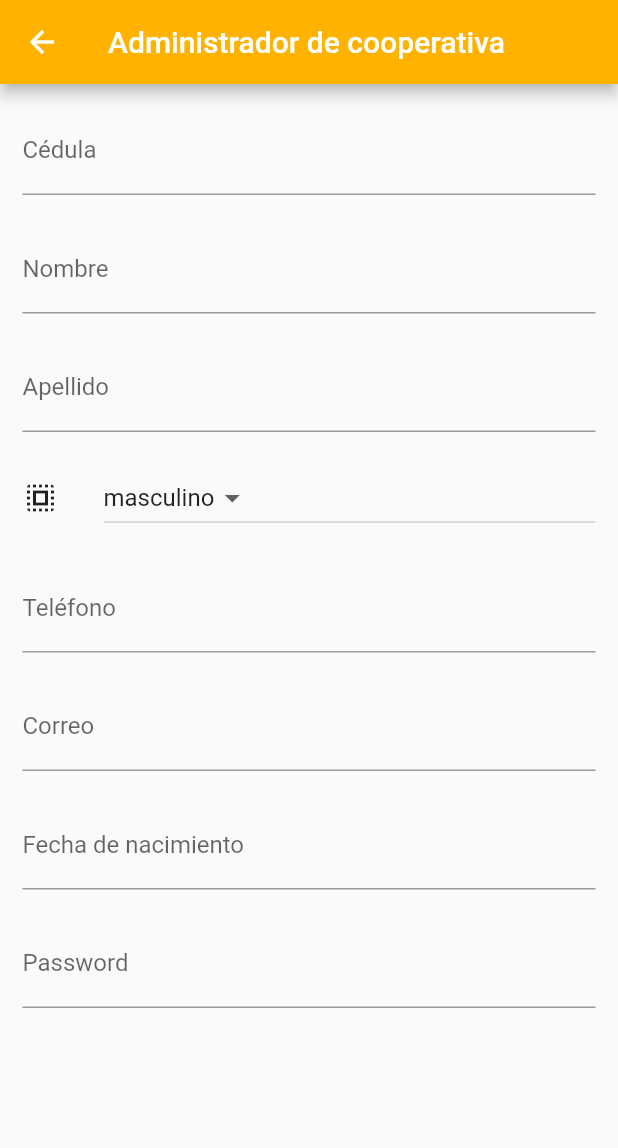
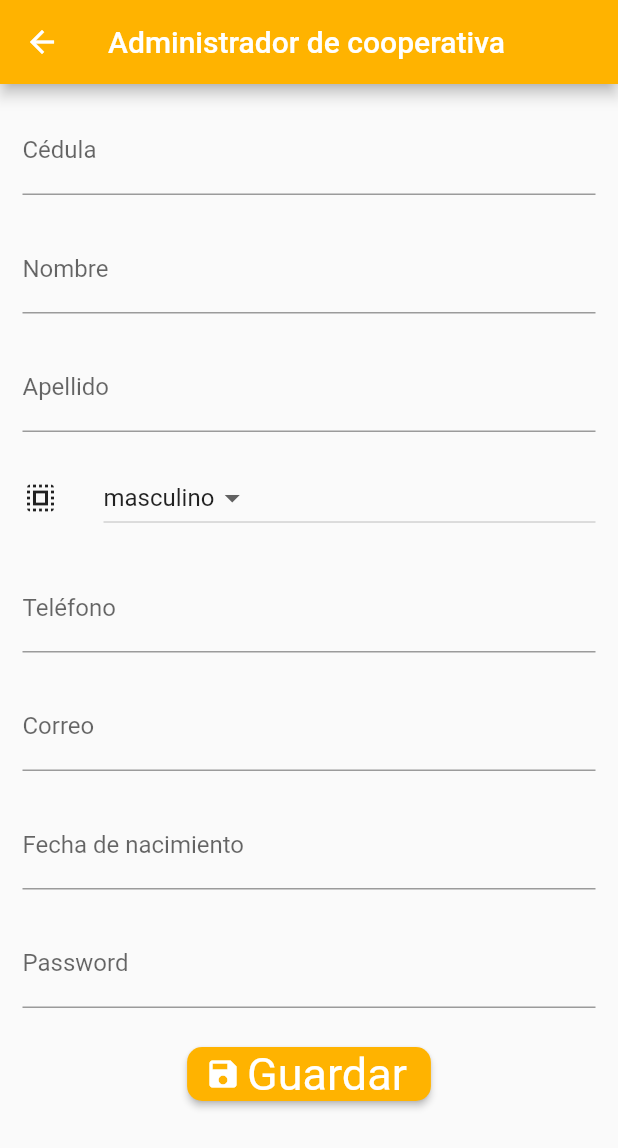
Before and after one commit to EduardinDev/flutter_vistas, a Flutter app: the CrudAdminsCoop screen opened by its route, on a phone screen of 412 x 824 dp. Shown: the top 1148 px of the screen. Run offline on Flutter 3.47's test engine with Material 2 defaults, Android fonts, the phone set to English and light mode, and no system bars; our stand-ins replace rxdart, shared_preferences; accounts and stored records are empty.

Commit message:
Se añadio botón guardar en el crud_widget

```diff
--- a/lib/src/widgets/crud_widget.dart
+++ b/lib/src/widgets/crud_widget.dart
@@ -41,6 +41,7 @@ class _CrudWidgetState extends State<CrudWidget> {
                 SizedBox(height: 20.0,),
                 _crearPassword(),
                 SizedBox(height: 20.0,),
+                _crearBoton()
               ],
             ),
           )),
@@ -155,4 +156,17 @@ class _CrudWidgetState extends State<CrudWidget> {
       decoration: InputDecoration(labelText: 'Password'),
     );
   }
+
+  Widget _crearBoton() {
+    return ElevatedButton.icon(
+      onPressed: (){},
+      icon: Icon(Icons.save),
+      label: Text('Guardar'),
+      style: ElevatedButton.styleFrom(
+          primary: Colors.amber[600],
+          shape:
+              RoundedRectangleBorder(borderRadius: BorderRadius.circular(10.0)),
+          textStyle: TextStyle(color: Colors.white, fontSize: 30.0)),
+    );
+  }
 }
```
